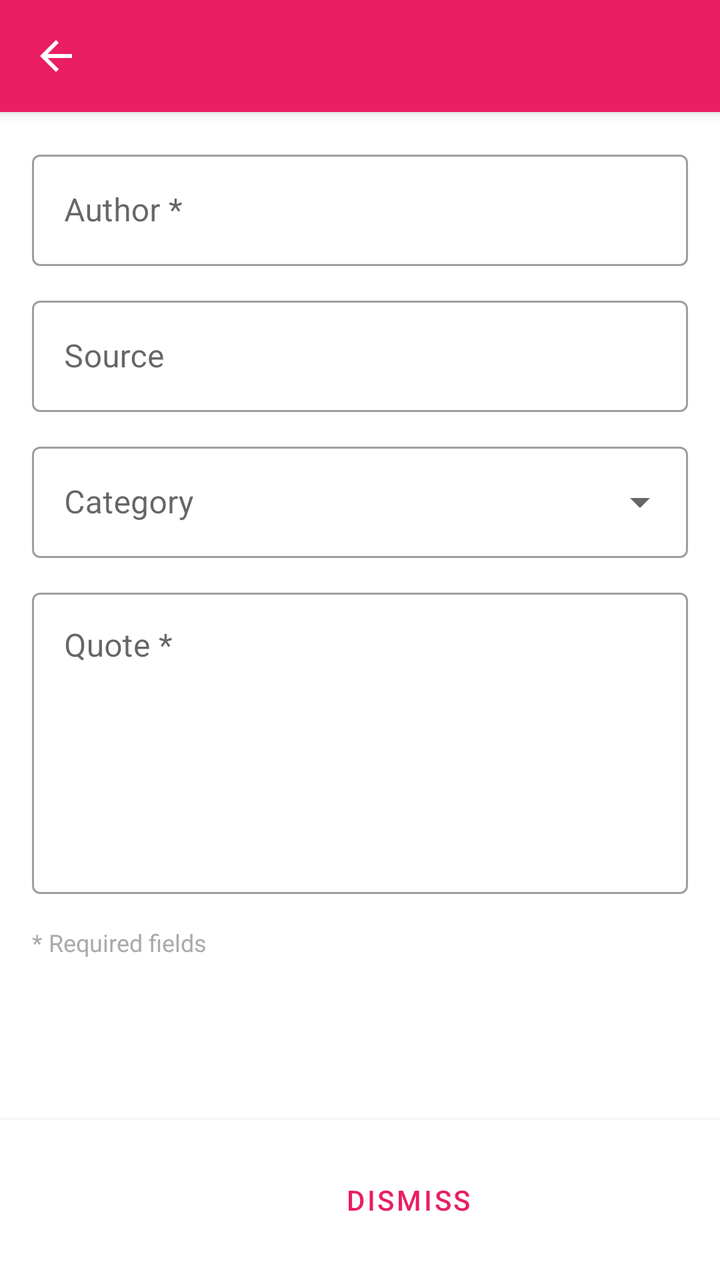
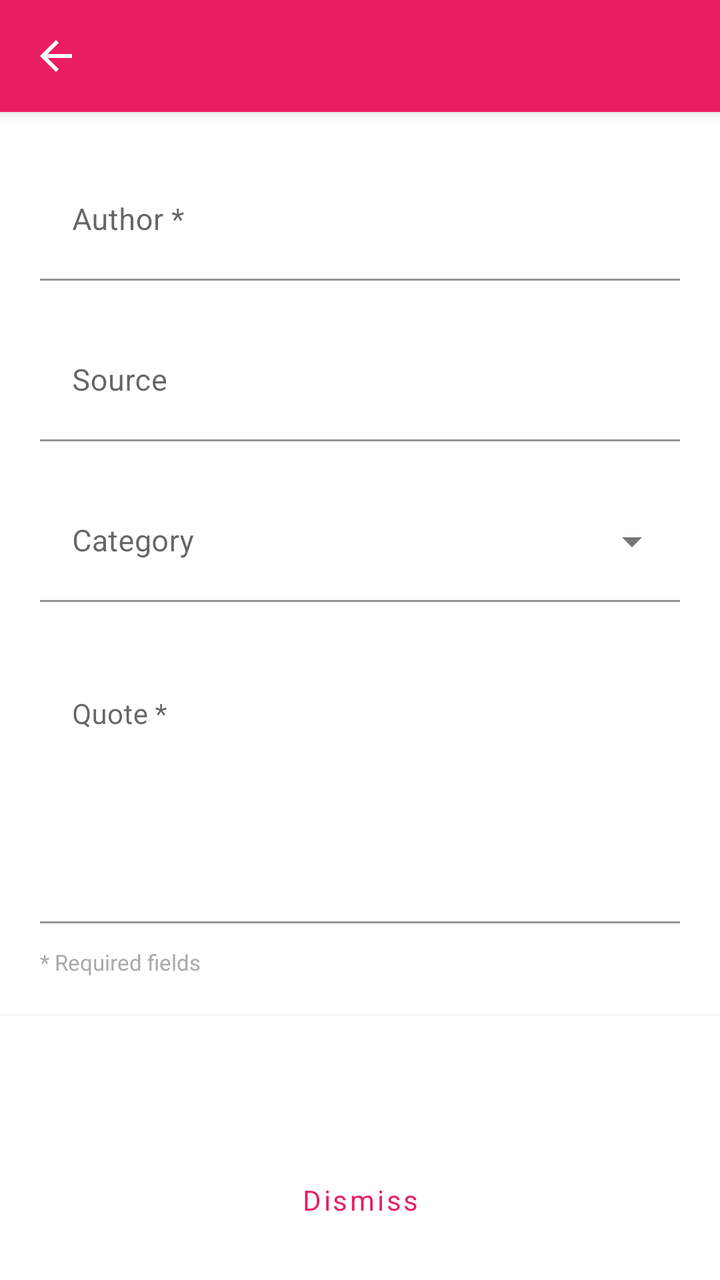

Screens rendered from an Android XML layout before and after an edit, with the pre-edit source and the edit as a unified diff.
<!-- AndroidManifest.xml: application theme Theme.MyQuotes -->
<!-- res/layout/activity_add_edit_quote.xml -->
<?xml version="1.0" encoding="utf-8"?>
<LinearLayout xmlns:android="http://schemas.android.com/apk/res/android"
    xmlns:app="http://schemas.android.com/apk/res-auto"
    android:layout_width="match_parent"
    android:layout_height="match_parent"
    android:orientation="vertical"
    android:background="?android:attr/colorBackground"
    android:fitsSystemWindows="true">

    
    <androidx.appcompat.widget.Toolbar
        android:id="@+id/toolbar"
        android:layout_width="match_parent"
        android:layout_height="?attr/actionBarSize"
        android:background="?attr/colorPrimary"
        android:elevation="4dp"
        android:theme="@style/ThemeOverlay.AppCompat.Dark.ActionBar"
        android:layout_alignParentTop="true"
        app:navigationIcon="?attr/homeAsUpIndicator"
        app:titleTextColor="@android:color/white" />

    
    <ScrollView
        android:layout_width="match_parent"
        android:layout_height="0dp"
        android:layout_weight="1"
        android:fillViewport="true">

        <LinearLayout
            android:layout_width="match_parent"
            android:layout_height="wrap_content"
            android:orientation="vertical"
            android:padding="16dp">

            
            <com.google.android.material.textfield.TextInputLayout
                android:layout_width="match_parent"
                android:layout_height="wrap_content"
                android:layout_marginBottom="12dp"
                android:hint="Author *"
                style="@style/Widget.MaterialComponents.TextInputLayout.OutlinedBox">

                <com.google.android.material.textfield.TextInputEditText
                    android:id="@+id/edit_text_author"
                    android:layout_width="match_parent"
                    android:layout_height="wrap_content"
                    android:inputType="textCapWords"
                    android:maxLines="1"
                    android:imeOptions="actionNext"
                    android:textColor="?android:attr/textColorPrimary" />

            </com.google.android.material.textfield.TextInputLayout>

            
            <com.google.android.material.textfield.TextInputLayout
                android:layout_width="match_parent"
                android:layout_height="wrap_content"
                android:layout_marginBottom="12dp"
                android:hint="Source"
                style="@style/Widget.MaterialComponents.TextInputLayout.OutlinedBox">

                <com.google.android.material.textfield.TextInputEditText
                    android:id="@+id/edit_text_source"
                    android:layout_width="match_parent"
                    android:layout_height="wrap_content"
                    android:inputType="textCapSentences"
                    android:maxLines="1"
                    android:imeOptions="actionNext"
                    android:textColor="?android:attr/textColorPrimary" />

            </com.google.android.material.textfield.TextInputLayout>

            
            <com.google.android.material.textfield.TextInputLayout
                android:layout_width="match_parent"
                android:layout_height="wrap_content"
                android:layout_marginBottom="12dp"
                android:hint="Category"
                style="@style/Widget.MaterialComponents.TextInputLayout.OutlinedBox.ExposedDropdownMenu">

                <AutoCompleteTextView
                    android:id="@+id/edit_text_category"
                    android:layout_width="match_parent"
                    android:layout_height="wrap_content"
                    android:inputType="none"
                    android:textColor="?android:attr/textColorPrimary" />

            </com.google.android.material.textfield.TextInputLayout>

            
            <com.google.android.material.textfield.TextInputLayout
                android:layout_width="match_parent"
                android:layout_height="wrap_content"
                android:layout_marginBottom="12dp"
                android:hint="Quote *"
                style="@style/Widget.MaterialComponents.TextInputLayout.OutlinedBox">

                <com.google.android.material.textfield.TextInputEditText
                    android:id="@+id/edit_text_quote"
                    android:layout_width="match_parent"
                    android:layout_height="wrap_content"
                    android:gravity="top|start"
                    android:inputType="textMultiLine|textCapSentences"
                    android:minLines="6"
                    android:maxLines="20"
                    android:scrollbars="vertical"
                    android:imeOptions="actionDone"
                    android:textColor="?android:attr/textColorPrimary" />

            </com.google.android.material.textfield.TextInputLayout>

            <TextView
                android:layout_width="wrap_content"
                android:layout_height="wrap_content"
                android:text="* Required fields"
                android:textSize="12sp"
                android:textColor="@android:color/darker_gray"
                android:layout_marginTop="4dp" />

        </LinearLayout>

    </ScrollView>

    
    <LinearLayout
        android:layout_width="match_parent"
        android:layout_height="wrap_content"
        android:orientation="horizontal"
        android:padding="16dp"
        android:gravity="end"
        android:background="?attr/colorSurface"
        android:elevation="4dp">

        <Button
            android:id="@+id/button_dismiss"
            android:layout_width="wrap_content"
            android:layout_height="wrap_content"
            android:text="Dismiss"
            android:onClick="dismissButtonOnClick"
            style="@style/Widget.MaterialComponents.Button.TextButton"
            android:layout_marginEnd="8dp"/>

        <Button
            android:id="@+id/button_save"
            android:layout_width="wrap_content"
            android:layout_height="wrap_content"
            android:text="Save"
            android:onClick="saveButtonOnClick"
            style="@style/Widget.MaterialComponents.Button"/>

    </LinearLayout>

</LinearLayout>
<!-- resources referenced by this layout -->
<resources>
  <style name="Theme.MyQuotes" parent="Theme.MaterialComponents.DayNight.DarkActionBar">
          
          <item name="colorPrimary">@color/pink_primary</item>
          <item name="colorPrimaryVariant">@color/pink_primary_variant</item>
          <item name="colorOnPrimary">@color/white</item>
  
          
          <item name="colorSecondary">@color/pink_tertiary</item>
          <item name="colorSecondaryVariant">@color/pink_primary_dark</item>
          <item name="colorOnSecondary">@color/white</item>
  
          
          <item name="android:colorBackground">@color/light_background</item>
          <item name="colorSurface">@color/light_surface</item>
          <item name="colorOnSurface">@color/dark_text</item>
  
          
          <item name="android:textColorPrimary">@color/dark_text</item>
          <item name="android:textColorSecondary">@color/dark_text_secondary</item>
  
          
          <item name="android:statusBarColor">@color/pink_primary_dark</item>
          <item name="android:windowLightStatusBar" tools:targetApi="m">false</item>
          <item name="android:windowOptOutEdgeToEdgeEnforcement" tools:targetApi="35">true</item>
  
          
          <item name="android:navigationBarColor">@color/white</item>
          <item name="android:windowLightNavigationBar" tools:targetApi="o_mr1">true</item>
      </style>
  <color name="pink_primary">#E91E63</color>
  <color name="pink_primary_variant">#C2185B</color>
  <color name="white">#FFFFFF</color>
  <color name="pink_tertiary">#FF6B9D</color>
  <color name="pink_primary_dark">#AD1457</color>
  <color name="light_background">#FFFFFF</color>
  <color name="light_surface">#FFFFFF</color>
  <color name="dark_text">#000000</color>
  <color name="dark_text_secondary">#616161</color>
</resources>

<!-- the commit's change to res/layout/activity_add_edit_quote.xml (unified diff, before → after) -->
@@ -5,7 +5,9 @@
     android:layout_height="match_parent"
     android:orientation="vertical"
     android:background="?android:attr/colorBackground"
-    android:fitsSystemWindows="true">
+    android:fitsSystemWindows="true"
+    android:focusable="true"
+    android:focusableInTouchMode="true">
 
     
     <androidx.appcompat.widget.Toolbar
@@ -30,24 +32,33 @@
             android:layout_width="match_parent"
             android:layout_height="wrap_content"
             android:orientation="vertical"
-            android:padding="16dp">
+            android:paddingLeft="20dp"
+            android:paddingRight="20dp"
+            android:paddingTop="24dp"
+            android:paddingBottom="16dp">
 
             
             <com.google.android.material.textfield.TextInputLayout
                 android:layout_width="match_parent"
                 android:layout_height="wrap_content"
-                android:layout_marginBottom="12dp"
+                android:layout_marginBottom="20dp"
                 android:hint="Author *"
-                style="@style/Widget.MaterialComponents.TextInputLayout.OutlinedBox">
+                app:boxBackgroundColor="@android:color/transparent"
+                style="@style/Widget.MaterialComponents.TextInputLayout.FilledBox">
 
                 <com.google.android.material.textfield.TextInputEditText
                     android:id="@+id/edit_text_author"
                     android:layout_width="match_parent"
                     android:layout_height="wrap_content"
+                    android:paddingStart="0dp"
+                    android:paddingEnd="0dp"
+                    android:paddingTop="28dp"
+                    android:paddingBottom="12dp"
                     android:inputType="textCapWords"
                     android:maxLines="1"
                     android:imeOptions="actionNext"
-                    android:textColor="?android:attr/textColorPrimary" />
+                    android:textColor="?android:attr/textColorPrimary"
+                    android:textSize="15sp" />
 
             </com.google.android.material.textfield.TextInputLayout>
 
@@ -55,18 +66,24 @@
             <com.google.android.material.textfield.TextInputLayout
                 android:layout_width="match_parent"
                 android:layout_height="wrap_content"
-                android:layout_marginBottom="12dp"
+                android:layout_marginBottom="20dp"
                 android:hint="Source"
-                style="@style/Widget.MaterialComponents.TextInputLayout.OutlinedBox">
+                app:boxBackgroundColor="@android:color/transparent"
+                style="@style/Widget.MaterialComponents.TextInputLayout.FilledBox">
 
                 <com.google.android.material.textfield.TextInputEditText
                     android:id="@+id/edit_text_source"
                     android:layout_width="match_parent"
                     android:layout_height="wrap_content"
+                    android:paddingStart="0dp"
+                    android:paddingEnd="0dp"
+                    android:paddingTop="28dp"
+                    android:paddingBottom="12dp"
                     android:inputType="textCapSentences"
                     android:maxLines="1"
                     android:imeOptions="actionNext"
-                    android:textColor="?android:attr/textColorPrimary" />
+                    android:textColor="?android:attr/textColorPrimary"
+                    android:textSize="15sp" />
 
             </com.google.android.material.textfield.TextInputLayout>
 
@@ -74,16 +91,22 @@
             <com.google.android.material.textfield.TextInputLayout
                 android:layout_width="match_parent"
                 android:layout_height="wrap_content"
-                android:layout_marginBottom="12dp"
+                android:layout_marginBottom="20dp"
                 android:hint="Category"
-                style="@style/Widget.MaterialComponents.TextInputLayout.OutlinedBox.ExposedDropdownMenu">
+                app:boxBackgroundColor="@android:color/transparent"
+                style="@style/Widget.MaterialComponents.TextInputLayout.FilledBox.ExposedDropdownMenu">
 
                 <AutoCompleteTextView
                     android:id="@+id/edit_text_category"
                     android:layout_width="match_parent"
                     android:layout_height="wrap_content"
+                    android:paddingStart="0dp"
+                    android:paddingEnd="0dp"
+                    android:paddingTop="28dp"
+                    android:paddingBottom="12dp"
                     android:inputType="none"
-                    android:textColor="?android:attr/textColorPrimary" />
+                    android:textColor="?android:attr/textColorPrimary"
+                    android:textSize="15sp" />
 
             </com.google.android.material.textfield.TextInputLayout>
 
@@ -91,21 +114,27 @@
             <com.google.android.material.textfield.TextInputLayout
                 android:layout_width="match_parent"
                 android:layout_height="wrap_content"
-                android:layout_marginBottom="12dp"
+                android:layout_marginBottom="8dp"
                 android:hint="Quote *"
-                style="@style/Widget.MaterialComponents.TextInputLayout.OutlinedBox">
+                app:boxBackgroundColor="@android:color/transparent"
+                style="@style/Widget.MaterialComponents.TextInputLayout.FilledBox">
 
                 <com.google.android.material.textfield.TextInputEditText
                     android:id="@+id/edit_text_quote"
                     android:layout_width="match_parent"
                     android:layout_height="wrap_content"
+                    android:paddingStart="0dp"
+                    android:paddingEnd="0dp"
+                    android:paddingTop="28dp"
+                    android:paddingBottom="12dp"
                     android:gravity="top|start"
+                    android:imeOptions="actionDone"
                     android:inputType="textMultiLine|textCapSentences"
+                    android:maxLines="20"
                     android:minLines="6"
-                    android:maxLines="20"
                     android:scrollbars="vertical"
-                    android:imeOptions="actionDone"
-                    android:textColor="?android:attr/textColorPrimary" />
+                    android:textColor="?android:attr/textColorPrimary"
+                    android:textSize="14sp" />
 
             </com.google.android.material.textfield.TextInputLayout>
 
@@ -113,7 +142,7 @@
                 android:layout_width="wrap_content"
                 android:layout_height="wrap_content"
                 android:text="* Required fields"
-                android:textSize="12sp"
+                android:textSize="11sp"
                 android:textColor="@android:color/darker_gray"
                 android:layout_marginTop="4dp" />
 
@@ -125,28 +154,40 @@
     <LinearLayout
         android:layout_width="match_parent"
         android:layout_height="wrap_content"
-        android:orientation="horizontal"
-        android:padding="16dp"
-        android:gravity="end"
+        android:orientation="vertical"
+        android:paddingLeft="16dp"
+        android:paddingRight="16dp"
+        android:paddingTop="12dp"
+        android:paddingBottom="16dp"
         android:background="?attr/colorSurface"
         android:elevation="4dp">
 
         <Button
+            android:id="@+id/button_save"
+            android:layout_width="match_parent"
+            android:layout_height="wrap_content"
+            android:text="Save"
+            android:textAllCaps="false"
+            android:textSize="15sp"
+            android:paddingTop="13dp"
+            android:paddingBottom="13dp"
+            android:layout_marginBottom="8dp"
+            android:onClick="saveButtonOnClick"
+            app:cornerRadius="16dp"
+            style="@style/Widget.MaterialComponents.Button" />
+
+        <Button
             android:id="@+id/button_dismiss"
-            android:layout_width="wrap_content"
+            android:layout_width="match_parent"
             android:layout_height="wrap_content"
             android:text="Dismiss"
+            android:textAllCaps="false"
+            android:textSize="14sp"
+            android:paddingTop="9dp"
+            android:paddingBottom="9dp"
             android:onClick="dismissButtonOnClick"
-            style="@style/Widget.MaterialComponents.Button.TextButton"
-            android:layout_marginEnd="8dp"/>
-
-        <Button
-            android:id="@+id/button_save"
-            android:layout_width="wrap_content"
-            android:layout_height="wrap_content"
-            android:text="Save"
-            android:onClick="saveButtonOnClick"
-            style="@style/Widget.MaterialComponents.Button"/>
+            app:cornerRadius="16dp"
+            style="@style/Widget.MaterialComponents.Button.TextButton" />
 
     </LinearLayout>
 
<!-- resource entries referenced after the edit -->
@@ -20,6 +20,8 @@
           <item name="android:textColorPrimary">@color/dark_text</item>
           <item name="android:textColorSecondary">@color/dark_text_secondary</item>
   
+          <item name="android:fontFamily">@font/dm_sans</item>
+  
           
           <item name="android:statusBarColor">@color/pink_primary_dark</item>
           <item name="android:windowLightStatusBar" tools:targetApi="m">false</item>
